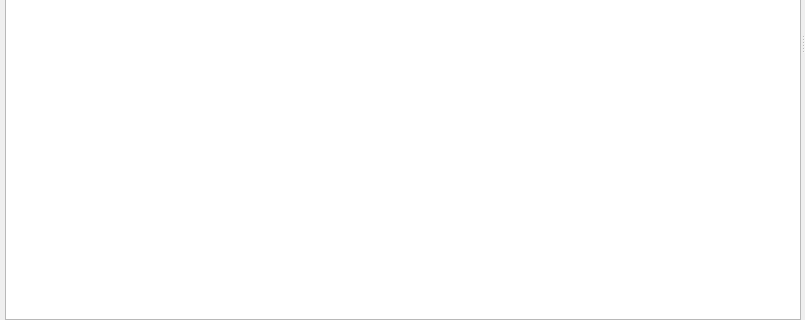
Before: the Qt Designer form lib/nicos/gui/panels/live.ui in mlz-ictrl/nicos, drawn with Qt 5; both pictures show x 0 to 805 and y 234 to 554 of the 805 by 554 pixel window.
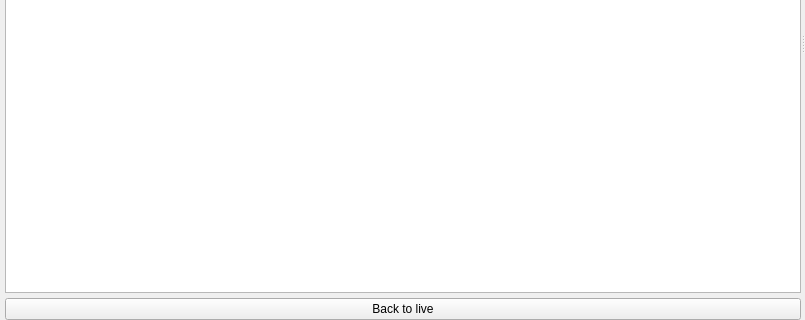
After: the same form once the commit is applied. Icons and pictures are not drawn.

The edit to the form file:
```diff
--- a/lib/nicos/gui/panels/live.ui
+++ b/lib/nicos/gui/panels/live.ui
@@ -65,6 +65,13 @@
          </property>
         </widget>
        </item>
+       <item>
+        <widget class="QPushButton" name="liveButton">
+         <property name="text">
+          <string>Back to live</string>
+         </property>
+        </widget>
+       </item>
       </layout>
      </widget>
      <widget class="QWidget" name="verticalLayoutWidget_2">
```
